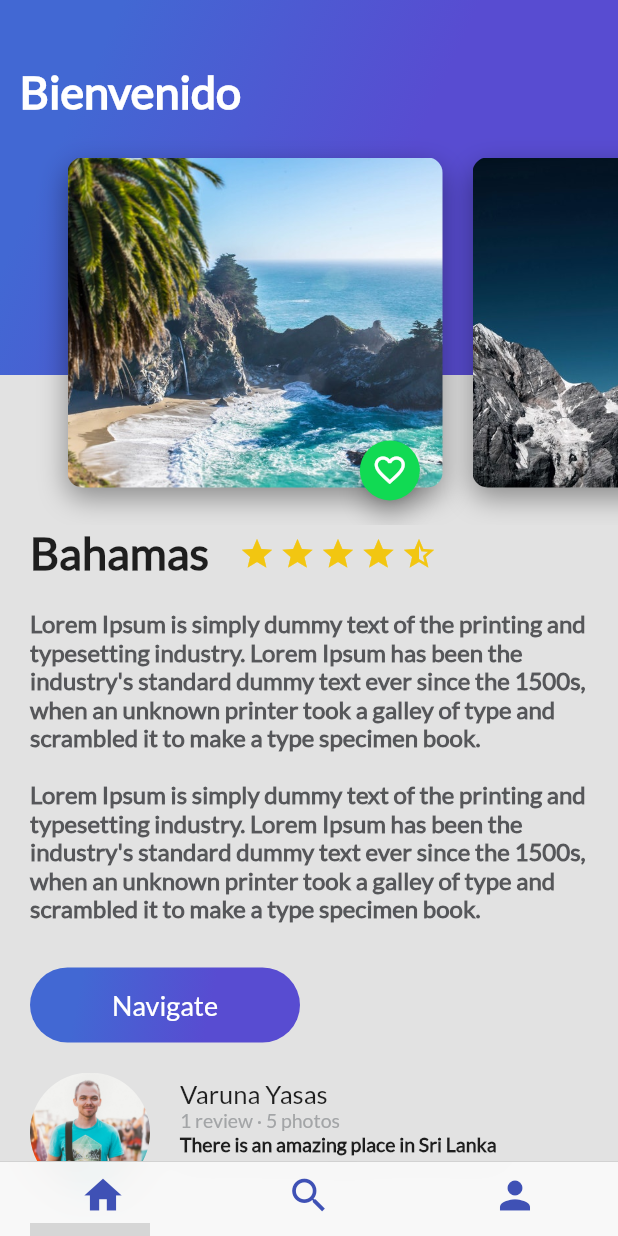
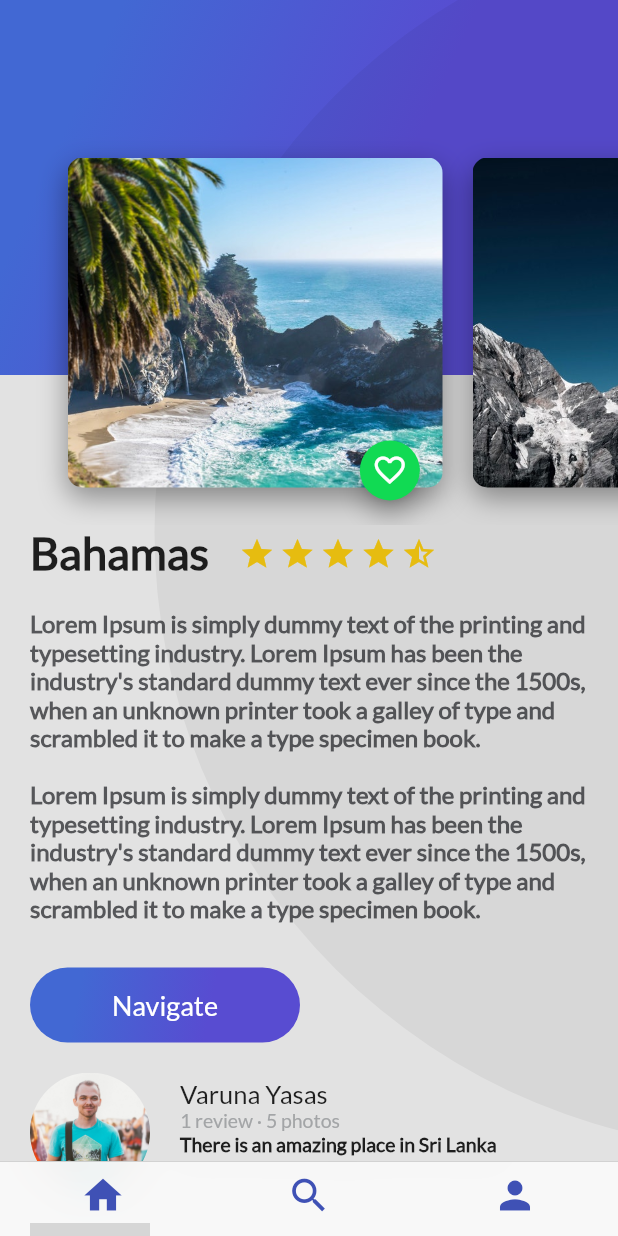
Before and after one commit to sleatherv/flutter_trips_app, a Flutter app: the PlatziTripsCupertino screen opened directly, on a phone screen of 412 x 824 dp. Run offline on Flutter 3.47's test engine with Material 2 defaults, Android fonts, the phone set to English and light mode, and no system bars; our stand-ins replace cloud_firestore, firebase_auth, firebase_core, firebase_storage, flutter_signin_button, google_sign_in; missing offline and left inert: generic_bloc_provider; accounts and stored records are empty; network calls fail; grey boxes are pictures that could not be loaded.

Commit message:
Fix Gradient

```diff
--- a/lib/Place/ui/screens/header_appbar.dart
+++ b/lib/Place/ui/screens/header_appbar.dart
@@ -9,8 +9,8 @@ class HeaderAppBar extends StatelessWidget {
   Widget build(BuildContext context) {
     return Stack(
       children: const <Widget>[
-        GradientBack("Bienvenido", 250),
-        CardImageList()
+        GradientBack(title: "Bienvenido", height: 250),
+        CardImageList(),
       ],
     );
   }
--- a/lib/User/ui/screens/sign_in_screen.dart
+++ b/lib/User/ui/screens/sign_in_screen.dart
@@ -38,20 +38,26 @@ class _SignInScreenState extends State<SignInScreen> {
   }
 
   Widget signInGoogleUI() {
+    final double screenWidth = MediaQuery.of(context).size.width;
     return Scaffold(
       body: Stack(
         alignment: Alignment.center,
         children: [
-          GradientBack('', MediaQuery.of(context).size.height),
+          GradientBack(title: '', height: MediaQuery.of(context).size.height),
           Column(
             mainAxisAlignment: MainAxisAlignment.center,
             children: [
-              const Text("Welcome \n This is your Travel App",
-                  style: TextStyle(
-                      fontSize: 35,
-                      fontFamily: "Lato",
-                      color: Colors.white,
-                      fontWeight: FontWeight.bold)),
+              Flexible(
+                child: SizedBox(
+                  width: screenWidth,
+                  child: const Text("Welcome \n This is your Travel App",
+                      style: TextStyle(
+                          fontSize: 35,
+                          fontFamily: "Lato",
+                          color: Colors.white,
+                          fontWeight: FontWeight.bold)),
+                ),
+              ),
               const SizedBox(height: 20),
               SignInButton(Buttons.Google, onPressed: () {
                 // userBloc.signOut();
--- a/lib/widgets/gradient_back.dart
+++ b/lib/widgets/gradient_back.dart
@@ -1,15 +1,19 @@
 import 'package:flutter/material.dart';
 
 class GradientBack extends StatelessWidget {
-  const GradientBack(this.title, this.height, {Key? key}) : super(key: key);
+  const GradientBack({Key? key, required this.title, required this.height})
+      : super(key: key);
 
   final String title;
   final double height;
 
   @override
   Widget build(BuildContext context) {
+    final screenHeight = MediaQuery.of(context).size.height;
+    final screenWidth = MediaQuery.of(context).size.width;
     return Container(
       height: height,
+      width: screenWidth,
       decoration: const BoxDecoration(
           gradient: LinearGradient(
               colors: [Color(0xFF4268D3), Color(0xFF584CD1)],
@@ -17,15 +21,26 @@ class GradientBack extends StatelessWidget {
               end: FractionalOffset(1.0, 0.6),
               stops: [0.0, 0.6],
               tileMode: TileMode.clamp)),
-      child: Text(
-        title,
-        style: const TextStyle(
-            color: Colors.white,
-            fontSize: 30.0,
-            fontFamily: "Lato",
-            fontWeight: FontWeight.bold),
+      child: FittedBox(
+        fit: BoxFit.none,
+        alignment: const Alignment(-1.5, -0.8),
+        child: Container(
+          height: screenHeight,
+          width: screenHeight,
+          decoration: BoxDecoration(
+              color: const Color.fromRGBO(0, 0, 0, 0.05),
+              borderRadius: BorderRadius.circular(screenHeight / 2)),
+          // child: Text(
+          //   title,
+          //   style: const TextStyle(
+          //       color: Colors.white,
+          //       fontSize: 30.0,
+          //       fontFamily: "Lato",
+          //       fontWeight: FontWeight.bold),
+          // ),
+        ),
       ),
-      alignment: const Alignment(-0.9, -0.6),
+      // alignment: const Alignment(-0.9, -0.6),
     );
   }
 }
```
